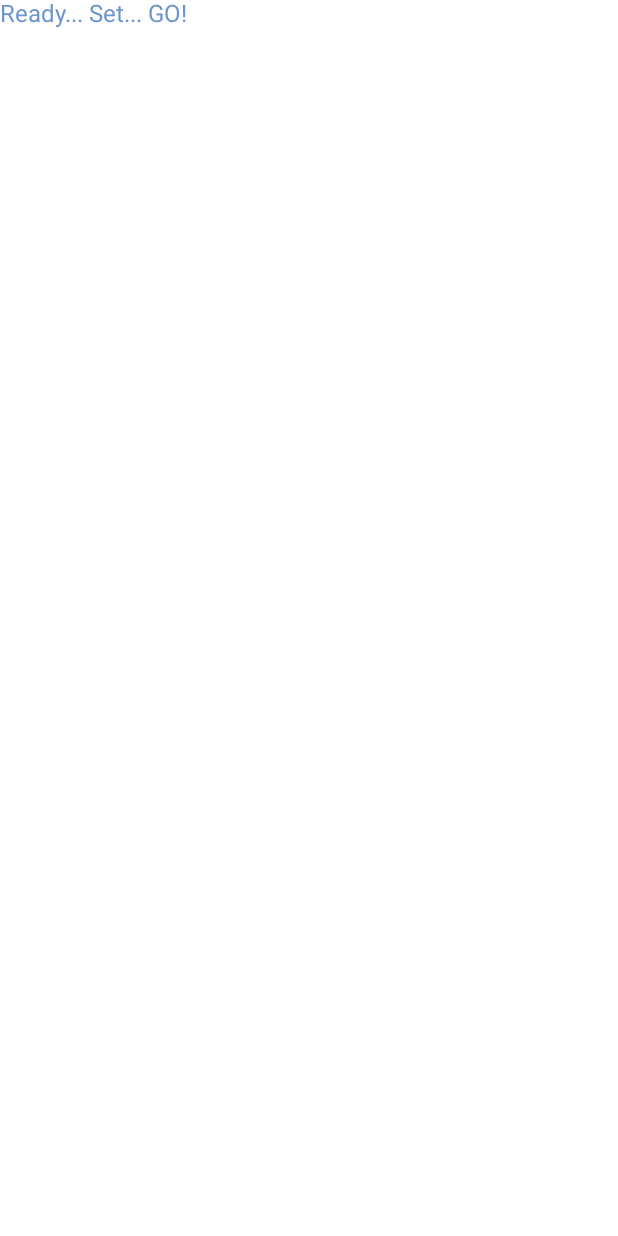
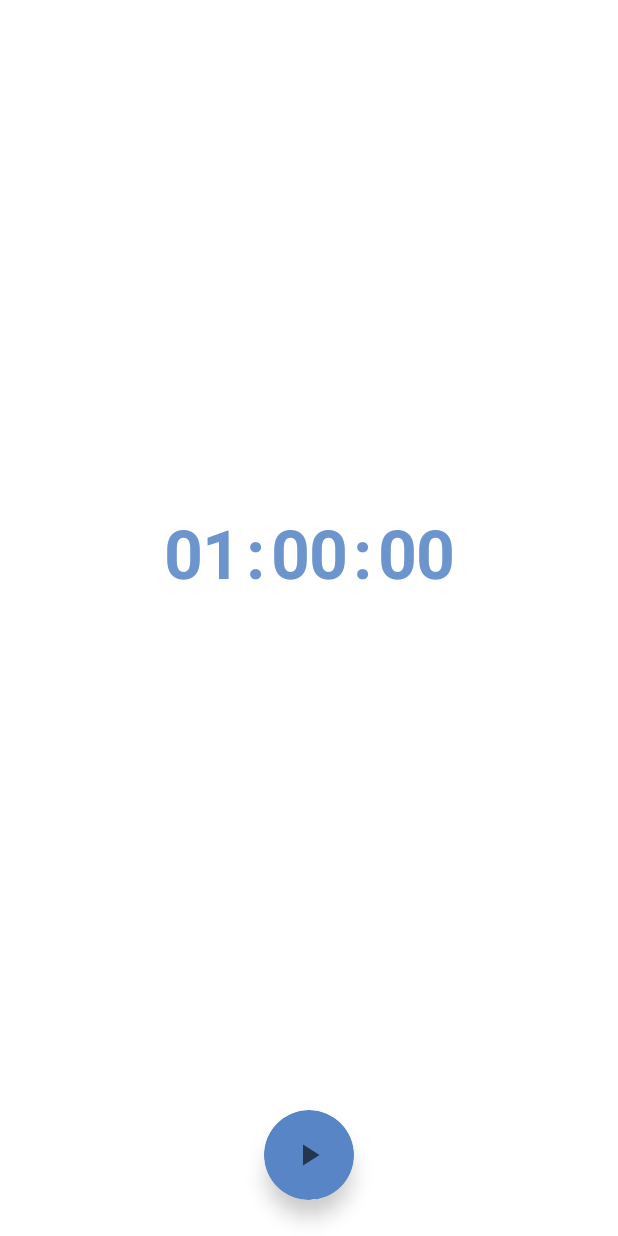
Before and after one commit to melomg/android-dev-challenge-countdown-timer, an Android app built with Jetpack Compose: the screen it shows after launch (MainActivity), on a phone screen of 412 x 824 dp. Before the commit the screen is almost empty. Run offline under Robolectric (Android 15) with nearby library versions, the phone set to English and light mode, and no system bars.

Commit message:
Add CountdownTimerView with play, pause and replay cases

```diff
--- /dev/null
+++ b/app/src/main/java/com/example/androiddevchallenge/CountdownState.kt
@@ -0,0 +1,22 @@
+/*
+ * Copyright 2021 The Android Open Source Project
+ *
+ * Licensed under the Apache License, Version 2.0 (the "License");
+ * you may not use this file except in compliance with the License.
+ * You may obtain a copy of the License at
+ *
+ *     https://www.apache.org/licenses/LICENSE-2.0
+ *
+ * Unless required by applicable law or agreed to in writing, software
+ * distributed under the License is distributed on an "AS IS" BASIS,
+ * WITHOUT WARRANTIES OR CONDITIONS OF ANY KIND, either express or implied.
+ * See the License for the specific language governing permissions and
+ * limitations under the License.
+ */
+package com.example.androiddevchallenge
+
+enum class CountdownState {
+    STARTED,
+    PAUSED,
+    FINISHED
+}
--- /dev/null
+++ b/app/src/main/java/com/example/androiddevchallenge/CountdownTimerView.kt
@@ -0,0 +1,186 @@
+/*
+ * Copyright 2021 The Android Open Source Project
+ *
+ * Licensed under the Apache License, Version 2.0 (the "License");
+ * you may not use this file except in compliance with the License.
+ * You may obtain a copy of the License at
+ *
+ *     https://www.apache.org/licenses/LICENSE-2.0
+ *
+ * Unless required by applicable law or agreed to in writing, software
+ * distributed under the License is distributed on an "AS IS" BASIS,
+ * WITHOUT WARRANTIES OR CONDITIONS OF ANY KIND, either express or implied.
+ * See the License for the specific language governing permissions and
+ * limitations under the License.
+ */
+package com.example.androiddevchallenge
+
+import androidx.compose.foundation.Image
+import androidx.compose.foundation.layout.Arrangement
+import androidx.compose.foundation.layout.Column
+import androidx.compose.foundation.layout.Row
+import androidx.compose.foundation.layout.Spacer
+import androidx.compose.foundation.layout.defaultMinSize
+import androidx.compose.foundation.layout.fillMaxHeight
+import androidx.compose.foundation.layout.fillMaxWidth
+import androidx.compose.foundation.layout.height
+import androidx.compose.foundation.layout.padding
+import androidx.compose.foundation.layout.size
+import androidx.compose.foundation.shape.CircleShape
+import androidx.compose.material.Button
+import androidx.compose.material.MaterialTheme
+import androidx.compose.material.Surface
+import androidx.compose.material.Text
+import androidx.compose.runtime.Composable
+import androidx.compose.ui.Alignment
+import androidx.compose.ui.Modifier
+import androidx.compose.ui.draw.shadow
+import androidx.compose.ui.res.painterResource
+import androidx.compose.ui.res.stringResource
+import androidx.compose.ui.text.font.FontWeight
+import androidx.compose.ui.text.style.TextAlign
+import androidx.compose.ui.tooling.preview.Preview
+import androidx.compose.ui.unit.dp
+import androidx.compose.ui.unit.sp
+import com.example.androiddevchallenge.mapper.toCountTimeHolder
+import com.example.androiddevchallenge.ui.theme.MyTheme
+import kotlin.time.ExperimentalTime
+
+@OptIn(ExperimentalTime::class)
+@Composable
+fun CountdownTimerView(
+    startTimeInMillis: Long,
+    countdownState: CountdownState,
+    onTimerStart: () -> Unit,
+    onTimerPause: () -> Unit,
+) {
+    Surface(
+        color = MaterialTheme.colors.surface,
+    ) {
+        Column(
+            horizontalAlignment = Alignment.CenterHorizontally,
+            verticalArrangement = Arrangement.Center,
+            modifier = Modifier
+                .fillMaxWidth()
+                .fillMaxHeight(),
+        ) {
+            val timerSeparator = stringResource(id = R.string.timer_separator)
+            val (hours, minutes, seconds) = toCountTimeHolder(startTimeInMillis)
+
+            Row(
+                verticalAlignment = Alignment.CenterVertically,
+                horizontalArrangement = Arrangement.Center,
+                modifier = Modifier
+                    .weight(1f)
+                    .fillMaxWidth()
+            ) {
+                val textSize = 45.sp
+                Text(
+                    text = hours,
+                    fontSize = textSize,
+                    fontWeight = FontWeight.Bold,
+                    textAlign = TextAlign.Center,
+                    modifier = Modifier
+                        .padding(4.dp)
+                        .defaultMinSize(40.dp),
+                )
+                Text(
+                    text = timerSeparator,
+                    fontSize = textSize,
+                    fontWeight = FontWeight.Bold,
+                    textAlign = TextAlign.Center,
+                )
+                Text(
+                    text = minutes,
+                    fontSize = textSize,
+                    fontWeight = FontWeight.Bold,
+                    textAlign = TextAlign.Center,
+                    modifier = Modifier
+                        .padding(4.dp)
+                        .defaultMinSize(40.dp),
+                )
+                Text(
+                    text = timerSeparator,
+                    fontSize = textSize,
+                    fontWeight = FontWeight.Bold,
+                    textAlign = TextAlign.Center,
+                )
+                Text(
+                    text = seconds,
+                    fontSize = textSize,
+                    fontWeight = FontWeight.Bold,
+                    textAlign = TextAlign.Center,
+                    modifier = Modifier
+                        .padding(4.dp)
+                        .defaultMinSize(40.dp),
+                )
+            }
+
+            when (countdownState) {
+                CountdownState.STARTED -> {
+                    Button(
+                        shape = CircleShape,
+                        onClick = {
+                            onTimerPause()
+                        },
+                        modifier = Modifier
+                            .size(60.dp)
+                            .shadow(elevation = 8.dp, shape = CircleShape),
+                    ) {
+                        Image(
+                            painter = painterResource(R.drawable.ic_pause),
+                            contentDescription = "Pause"
+                        )
+                    }
+                }
+                CountdownState.PAUSED -> {
+                    Button(
+                        shape = CircleShape,
+                        onClick = {
+                            onTimerStart()
+                        },
+                        modifier = Modifier
+                            .size(60.dp)
+                            .shadow(elevation = 8.dp, shape = CircleShape),
+                    ) {
+                        Image(
+                            painter = painterResource(R.drawable.ic_play),
+                            contentDescription = "Play",
+                        )
+                    }
+                }
+                CountdownState.FINISHED -> {
+                    Button(
+                        shape = CircleShape,
+                        onClick = {
+                            onTimerStart()
+                        },
+                        modifier = Modifier
+                            .size(60.dp)
+                            .shadow(elevation = 8.dp, shape = CircleShape),
+                    ) {
+                        Image(
+                            painter = painterResource(R.drawable.ic_replay),
+                            contentDescription = "RePlay",
+                        )
+                    }
+                }
+            }
+
+            Spacer(modifier = Modifier.height(24.dp))
+        }
+    }
+}
+
+@Preview("Light Theme CountDown Timer", widthDp = 360, heightDp = 640)
+@Composable
+fun LightPreviewCountDownTimerView() {
+    MyTheme {
+        CountdownTimerView(
+            INITIAL_START_MILLIS,
+            CountdownState.PAUSED,
+            {},
+            {},
+        )
+    }
+}
--- /dev/null
+++ b/app/src/main/java/com/example/androiddevchallenge/CountdownTimerViewModel.kt
@@ -0,0 +1,68 @@
+/*
+ * Copyright 2021 The Android Open Source Project
+ *
+ * Licensed under the Apache License, Version 2.0 (the "License");
+ * you may not use this file except in compliance with the License.
+ * You may obtain a copy of the License at
+ *
+ *     https://www.apache.org/licenses/LICENSE-2.0
+ *
+ * Unless required by applicable law or agreed to in writing, software
+ * distributed under the License is distributed on an "AS IS" BASIS,
+ * WITHOUT WARRANTIES OR CONDITIONS OF ANY KIND, either express or implied.
+ * See the License for the specific language governing permissions and
+ * limitations under the License.
+ */
+package com.example.androiddevchallenge
+
+import android.os.CountDownTimer
+import android.util.Log
+import androidx.lifecycle.ViewModel
+import kotlinx.coroutines.flow.MutableStateFlow
+import kotlinx.coroutines.flow.StateFlow
+
+const val INITIAL_START_MILLIS = 1 * 60 * 60 * 1_000L
+
+class CountdownTimerViewModel : ViewModel() {
+
+    private val _startTimeInMillis: MutableStateFlow<Long> =
+        MutableStateFlow(INITIAL_START_MILLIS)
+
+    val startTimeInMillis: StateFlow<Long> get() = _startTimeInMillis
+
+    private val _countdownState: MutableStateFlow<CountdownState> =
+        MutableStateFlow(CountdownState.PAUSED)
+
+    val countdownState: StateFlow<CountdownState> get() = _countdownState
+
+    private var countdownTimer: CountDownTimer? = null
+
+    fun updateStartTimeInMillis(timeInMillis: Long) {
+        _startTimeInMillis.value = timeInMillis
+    }
+
+    fun updateCountdownState(countdownState: CountdownState) {
+        when (countdownState) {
+            CountdownState.STARTED -> {
+                countdownTimer?.cancel()
+                countdownTimer = OneSecondCountdownTimer(
+                    _startTimeInMillis.value,
+                    updateTime = ::updateStartTimeInMillis,
+                    finishTime = {
+                        updateCountdownState(CountdownState.FINISHED)
+                    },
+                )
+                countdownTimer?.start()
+                Log.d("melo", "onTimerStart: countdownTimer started $countdownTimer") // TODO remove this
+            }
+            CountdownState.PAUSED -> {
+                countdownTimer?.cancel()
+                Log.d("melo", "onTimerStart: countdownTimer cancelled $countdownTimer") // TODO remove this
+            }
+            CountdownState.FINISHED -> {
+                updateStartTimeInMillis(INITIAL_START_MILLIS)
+            }
+        }
+        _countdownState.value = countdownState
+    }
+}
--- a/app/src/main/java/com/example/androiddevchallenge/MainActivity.kt
+++ b/app/src/main/java/com/example/androiddevchallenge/MainActivity.kt
@@ -16,14 +16,17 @@
 package com.example.androiddevchallenge
 
 import android.os.Bundle
+import android.util.Log
 import androidx.activity.compose.setContent
 import androidx.appcompat.app.AppCompatActivity
 import androidx.compose.material.MaterialTheme
 import androidx.compose.material.Surface
-import androidx.compose.material.Text
 import androidx.compose.runtime.Composable
+import androidx.compose.runtime.collectAsState
 import androidx.compose.ui.tooling.preview.Preview
+import androidx.lifecycle.viewmodel.compose.viewModel
 import com.example.androiddevchallenge.ui.theme.MyTheme
+import kotlin.time.ExperimentalTime
 
 class MainActivity : AppCompatActivity() {
     override fun onCreate(savedInstanceState: Bundle?) {
@@ -37,10 +40,26 @@ class MainActivity : AppCompatActivity() {
 }
 
 // Start building your app here!
+@OptIn(ExperimentalTime::class)
 @Composable
 fun MyApp() {
     Surface(color = MaterialTheme.colors.background) {
-        Text(text = "Ready... Set... GO!")
+        val viewModel: CountdownTimerViewModel = viewModel()
+        val startTimeInMillis = viewModel.startTimeInMillis.collectAsState()
+        val countdownState = viewModel.countdownState.collectAsState()
+
+        CountdownTimerView(
+            startTimeInMillis.value,
+            countdownState.value,
+            onTimerStart = {
+                viewModel.updateCountdownState(CountdownState.STARTED)
+                Log.d("melo", "onTimerStart: update CountdownState as STARTED ") // TODO remove this
+            },
+            onTimerPause = {
+                viewModel.updateCountdownState(CountdownState.PAUSED)
+                Log.d("melo", "onTimerStart: update CountdownState as PAUSED ") // TODO remove this
+            },
+        )
     }
 }
 
--- /dev/null
+++ b/app/src/main/java/com/example/androiddevchallenge/TimeHolder.kt
@@ -0,0 +1,18 @@
+/*
+ * Copyright 2021 The Android Open Source Project
+ *
+ * Licensed under the Apache License, Version 2.0 (the "License");
+ * you may not use this file except in compliance with the License.
+ * You may obtain a copy of the License at
+ *
+ *     https://www.apache.org/licenses/LICENSE-2.0
+ *
+ * Unless required by applicable law or agreed to in writing, software
+ * distributed under the License is distributed on an "AS IS" BASIS,
+ * WITHOUT WARRANTIES OR CONDITIONS OF ANY KIND, either express or implied.
+ * See the License for the specific language governing permissions and
+ * limitations under the License.
+ */
+package com.example.androiddevchallenge
+
+data class TimeHolder(val hours: String, val minutes: String, val seconds: String)
--- /dev/null
+++ b/app/src/main/java/com/example/androiddevchallenge/mapper/TimerMapper.kt
@@ -0,0 +1,40 @@
+/*
+ * Copyright 2021 The Android Open Source Project
+ *
+ * Licensed under the Apache License, Version 2.0 (the "License");
+ * you may not use this file except in compliance with the License.
+ * You may obtain a copy of the License at
+ *
+ *     https://www.apache.org/licenses/LICENSE-2.0
+ *
+ * Unless required by applicable law or agreed to in writing, software
+ * distributed under the License is distributed on an "AS IS" BASIS,
+ * WITHOUT WARRANTIES OR CONDITIONS OF ANY KIND, either express or implied.
+ * See the License for the specific language governing permissions and
+ * limitations under the License.
+ */
+package com.example.androiddevchallenge.mapper
+
+import com.example.androiddevchallenge.TimeHolder
+
+internal fun toCountTimeHolder(startTimeInMillis: Long): TimeHolder {
+    val remainingSeconds = startTimeInMillis / 1000
+    var seconds = 0
+    var minutes = 0
+    var hours = 0
+
+    if (remainingSeconds > 0) {
+        val secondsDay = remainingSeconds % (24 * 60 * 60)
+        seconds = (secondsDay % 60).toInt()
+        minutes = ((secondsDay / 60) % 60).toInt()
+        hours = (secondsDay / 3600).toInt()
+    }
+
+    return TimeHolder(
+        formatTime(hours),
+        formatTime(minutes),
+        formatTime(seconds)
+    )
+}
+
+private fun formatTime(value: Int): String = value.toString().padStart(2, '0')
```
Also changed, not shown: app/src/main/java/com/example/androiddevchallenge/OneSecondCountdownTimer.kt (added, +38 -0 lines).
